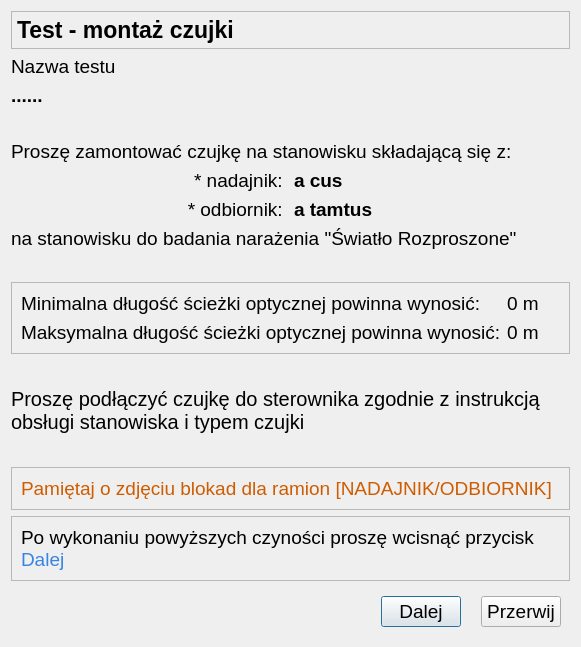
Above: CzujkiLinioweApp/oknomontaz.ui from wiacekmarcin/CzujkiLiniowe before the change. Below: the same form after it.
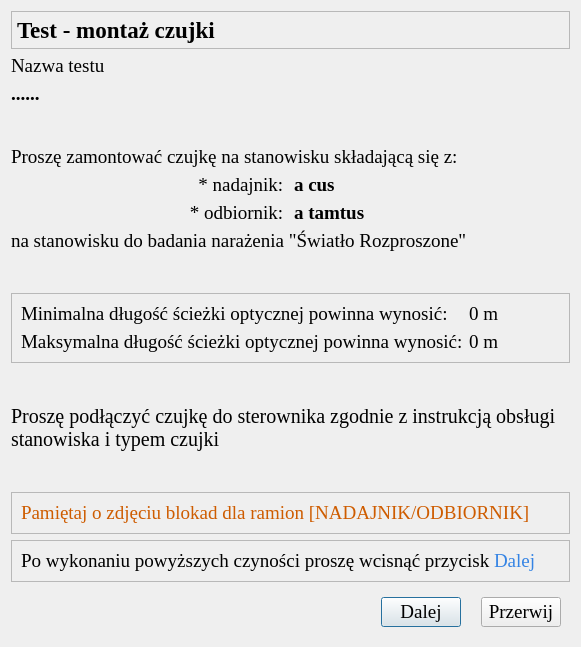
That is the form after the change. Icons and pictures are not drawn.

Diff of the .ui file:
```diff
--- a/CzujkiLinioweApp/oknomontaz.ui
+++ b/CzujkiLinioweApp/oknomontaz.ui
@@ -24,7 +24,7 @@
   </property>
   <property name="font">
    <font>
-    <family>Arial</family>
+    <family>Times New Roman</family>
     <pointsize>14</pointsize>
    </font>
   </property>
@@ -49,7 +49,7 @@
     <widget class="QLabel" name="testName">
      <property name="font">
       <font>
-       <family>Arial</family>
+       <family>Times New Roman</family>
        <pointsize>14</pointsize>
        <bold>true</bold>
       </font>
@@ -107,7 +107,7 @@
     <widget class="QLabel" name="swiatloRozproszone">
      <property name="font">
       <font>
-       <family>Arial</family>
+       <family>Times New Roman</family>
        <pointsize>14</pointsize>
       </font>
      </property>
@@ -129,7 +129,7 @@
        <widget class="QLabel" name="inf0_next">
         <property name="font">
          <font>
-          <family>Arial</family>
+          <family>Times New Roman</family>
           <pointsize>14</pointsize>
          </font>
         </property>
@@ -148,7 +148,7 @@
     <widget class="QLabel" name="eReceiver">
      <property name="font">
       <font>
-       <family>Arial</family>
+       <family>Times New Roman</family>
        <pointsize>14</pointsize>
       </font>
      </property>
@@ -164,7 +164,7 @@
     <widget class="QLabel" name="eTransmitter">
      <property name="font">
       <font>
-       <family>Arial</family>
+       <family>Times New Roman</family>
        <pointsize>14</pointsize>
       </font>
      </property>
@@ -189,7 +189,7 @@
        <widget class="QLabel" name="eminimalnerozstawienie">
         <property name="font">
          <font>
-          <family>Arial</family>
+          <family>Times New Roman</family>
           <pointsize>14</pointsize>
          </font>
         </property>
@@ -202,7 +202,7 @@
        <widget class="QLabel" name="minimalnerozstawienie">
         <property name="font">
          <font>
-          <family>Arial</family>
+          <family>Times New Roman</family>
           <pointsize>14</pointsize>
          </font>
         </property>
@@ -215,7 +215,7 @@
        <widget class="QLabel" name="emaksymalnerozstawienie">
         <property name="font">
          <font>
-          <family>Arial</family>
+          <family>Times New Roman</family>
           <pointsize>14</pointsize>
          </font>
         </property>
@@ -228,7 +228,7 @@
        <widget class="QLabel" name="maksymalnerozstawienie">
         <property name="font">
          <font>
-          <family>Arial</family>
+          <family>Times New Roman</family>
           <pointsize>14</pointsize>
          </font>
         </property>
@@ -244,7 +244,7 @@
     <widget class="QLabel" name="numerNadajnika">
      <property name="font">
       <font>
-       <family>Arial</family>
+       <family>Times New Roman</family>
        <pointsize>14</pointsize>
        <bold>true</bold>
       </font>
@@ -258,7 +258,7 @@
     <widget class="QLabel" name="label">
      <property name="font">
       <font>
-       <family>Arial</family>
+       <family>Times New Roman</family>
        <pointsize>15</pointsize>
       </font>
      </property>
@@ -277,7 +277,7 @@
     <widget class="QLabel" name="numerReceiver">
      <property name="font">
       <font>
-       <family>Arial</family>
+       <family>Times New Roman</family>
        <pointsize>14</pointsize>
        <bold>true</bold>
       </font>
@@ -291,7 +291,7 @@
     <widget class="QLabel" name="lTestName">
      <property name="font">
       <font>
-       <family>Arial</family>
+       <family>Times New Roman</family>
        <pointsize>14</pointsize>
       </font>
      </property>
@@ -307,7 +307,7 @@
     <widget class="QLabel" name="info">
      <property name="font">
       <font>
-       <family>Arial</family>
+       <family>Times New Roman</family>
        <pointsize>14</pointsize>
       </font>
      </property>
@@ -382,7 +382,7 @@
         </property>
         <property name="font">
          <font>
-          <family>Arial</family>
+          <family>Times New Roman</family>
           <pointsize>17</pointsize>
           <bold>true</bold>
          </font>
@@ -421,7 +421,7 @@
        <widget class="QLabel" name="infoBlokada">
         <property name="font">
          <font>
-          <family>Arial</family>
+          <family>Times New Roman</family>
           <pointsize>14</pointsize>
          </font>
         </property>
```
